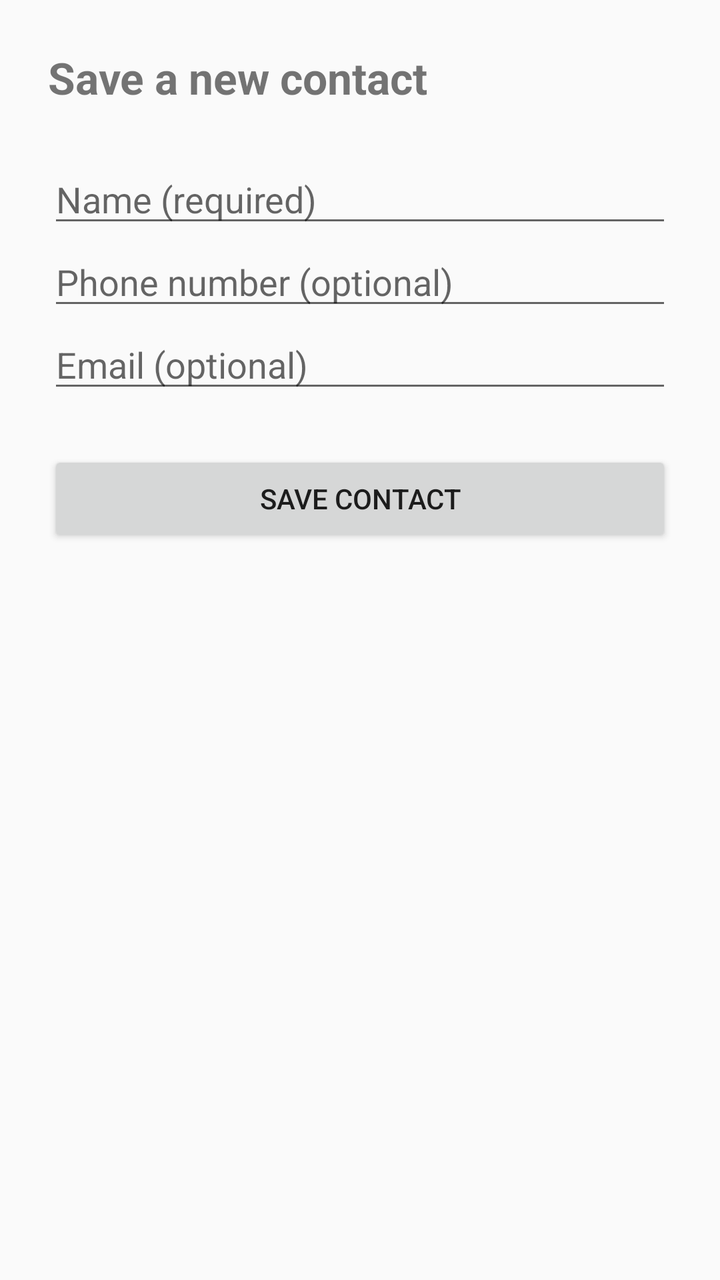
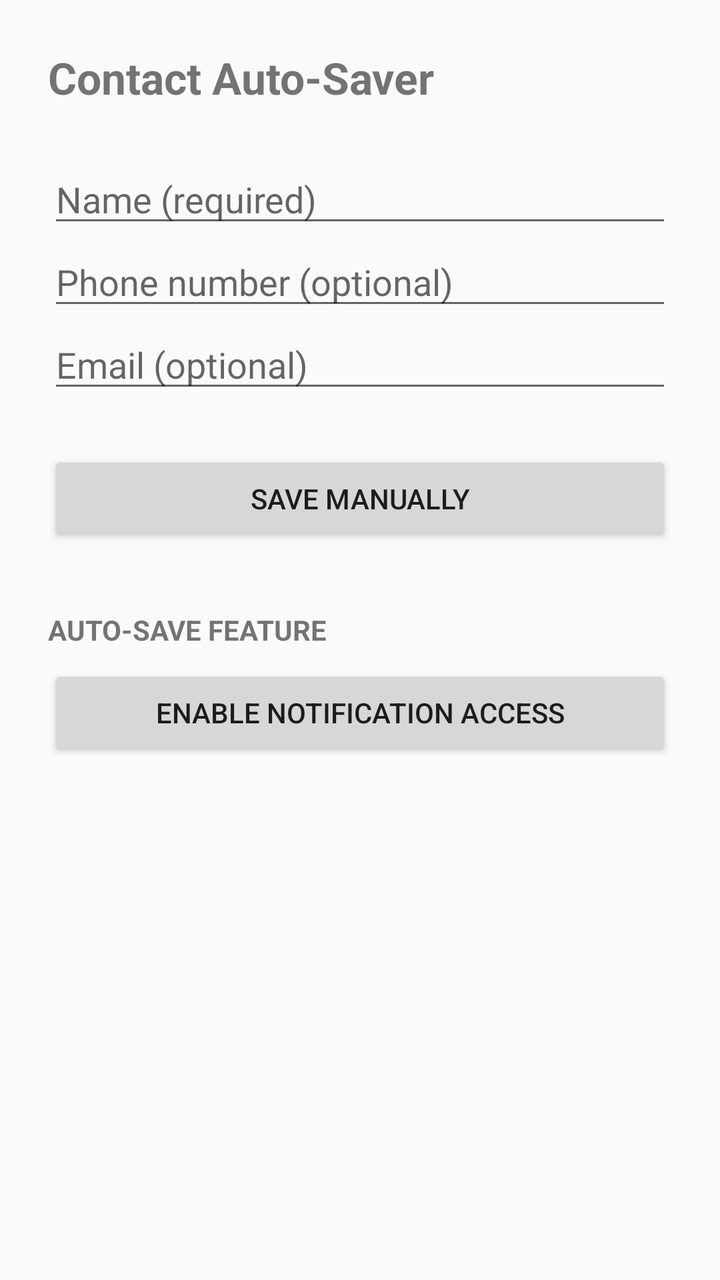

Screens rendered from an Android XML layout before and after an edit, with the pre-edit source and the edit as a unified diff.
<!-- AndroidManifest.xml: application theme android:Theme.Material.Light -->
<!-- res/layout/activity_main.xml -->
<?xml version="1.0" encoding="utf-8"?>
<LinearLayout xmlns:android="http://schemas.android.com/apk/res/android"
    android:layout_width="match_parent"
    android:layout_height="match_parent"
    android:orientation="vertical"
    android:padding="24dp">

    <TextView
        android:layout_width="wrap_content"
        android:layout_height="wrap_content"
        android:text="Save a new contact"
        android:textSize="22sp"
        android:textStyle="bold"
        android:layout_marginBottom="24dp"/>

    <EditText
        android:id="@+id/nameInput"
        android:layout_width="match_parent"
        android:layout_height="wrap_content"
        android:hint="Name (required)"
        android:inputType="textPersonName"/>

    <EditText
        android:id="@+id/phoneInput"
        android:layout_width="match_parent"
        android:layout_height="wrap_content"
        android:hint="Phone number (optional)"
        android:inputType="phone"/>

    <EditText
        android:id="@+id/emailInput"
        android:layout_width="match_parent"
        android:layout_height="wrap_content"
        android:hint="Email (optional)"
        android:inputType="textEmailAddress"
        android:layout_marginBottom="24dp"/>

    <Button
        android:id="@+id/saveBtn"
        android:layout_width="match_parent"
        android:layout_height="wrap_content"
        android:text="SAVE CONTACT"/>
</LinearLayout>
<!-- resources referenced by this layout -->
<resources>

</resources>

<!-- the commit's change to res/layout/activity_main.xml (unified diff, before → after) -->
@@ -8,7 +8,7 @@
     <TextView
         android:layout_width="wrap_content"
         android:layout_height="wrap_content"
-        android:text="Save a new contact"
+        android:text="Contact Auto-Saver"
         android:textSize="22sp"
         android:textStyle="bold"
         android:layout_marginBottom="24dp"/>
@@ -39,5 +39,20 @@
         android:id="@+id/saveBtn"
         android:layout_width="match_parent"
         android:layout_height="wrap_content"
-        android:text="SAVE CONTACT"/>
+        android:text="SAVE MANUALLY"
+        android:layout_marginBottom="32dp"/>
+
+    <TextView
+        android:layout_width="wrap_content"
+        android:layout_height="wrap_content"
+        android:text="AUTO-SAVE FEATURE"
+        android:textStyle="bold"
+        android:layout_marginBottom="8dp"/>
+
+    <Button
+        android:id="@+id/settingsBtn"
+        android:layout_width="match_parent"
+        android:layout_height="wrap_content"
+        android:text="ENABLE NOTIFICATION ACCESS"/>
+
 </LinearLayout>
